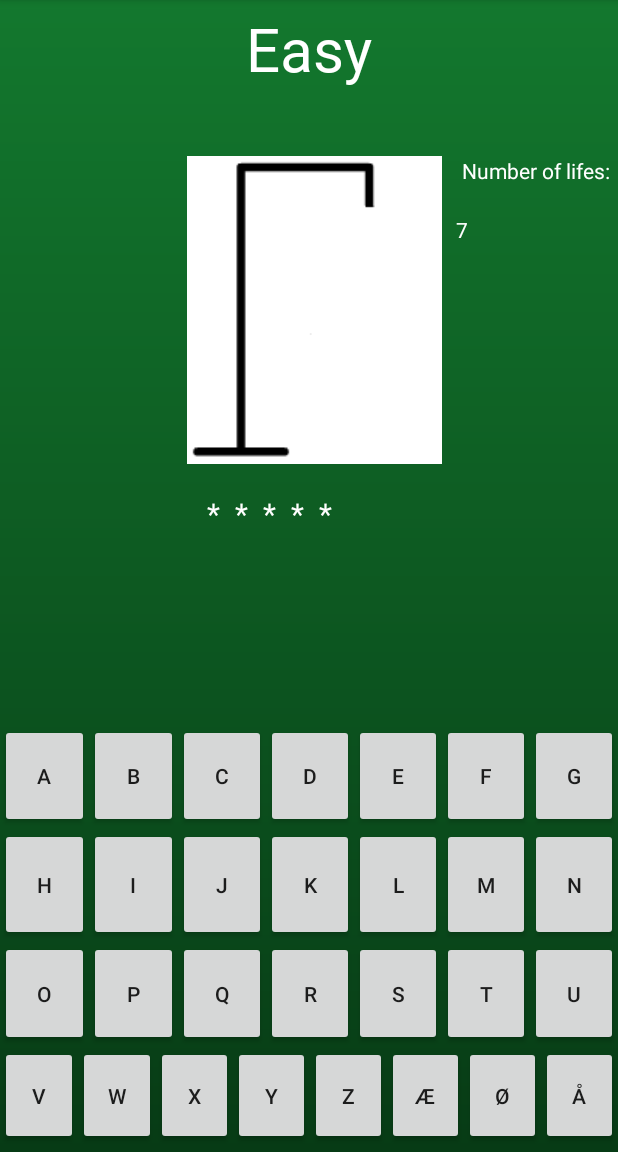
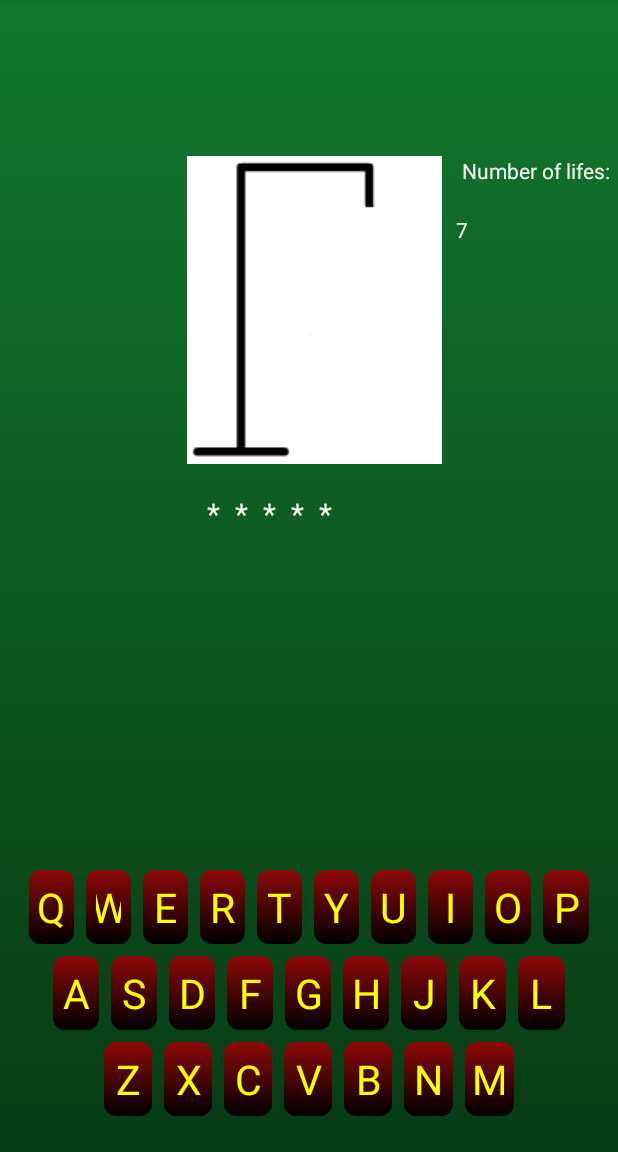
Before and after one commit to asamahayder/Galgespil_Aflevering, an Android app: the screen it shows after launch (Gameactivity), after a tap on "Easy", on a phone screen of 412 x 824 dp, the part 84-1236 px from its top. Run offline under Robolectric (Android 15) with nearby library versions, the phone set to English and light mode, and no system bars.

Commit message:
lavede qwerty keyboard færdigt

```diff
--- a/src/main/AndroidManifest.xml
+++ b/src/main/AndroidManifest.xml
@@ -11,8 +11,8 @@
         android:roundIcon="@mipmap/ic_launcher_round"
         android:supportsRtl="true"
         android:theme="@style/AppTheme">
-        <activity android:name=".Gameactivity"></activity>
-        <activity android:name=".MainActivity">
+        <activity android:name=".Gameactivity" android:screenOrientation="portrait"></activity>
+        <activity android:name=".MainActivity" android:screenOrientation="portrait">
             <intent-filter>
                 <action android:name="android.intent.action.MAIN" />
 
--- a/src/main/java/com/example/galgespil_aflevering/Galgelogik.java
+++ b/src/main/java/com/example/galgespil_aflevering/Galgelogik.java
@@ -107,7 +107,7 @@ public class Galgelogik {
       sidsteBogstavVarKorrekt = false;
       System.out.println("Bogstavet var IKKE korrekt: " + bogstav);
       antalForkerteBogstaver = antalForkerteBogstaver + 1;
-      if (antalForkerteBogstaver > 6) {
+      if (antalForkerteBogstaver == 6) {
         spilletErTabt = true;
       }
     }
--- a/src/main/java/com/example/galgespil_aflevering/Gameactivity.java
+++ b/src/main/java/com/example/galgespil_aflevering/Gameactivity.java
@@ -3,15 +3,22 @@ package com.example.galgespil_aflevering;
 import androidx.appcompat.app.AlertDialog;
 import androidx.appcompat.app.AppCompatActivity;
 
+import android.app.ActionBar;
 import android.content.DialogInterface;
 import android.content.Intent;
 import android.graphics.Color;
 import android.graphics.PorterDuff;
 import android.os.Bundle;
+import android.text.Layout;
+import android.util.TypedValue;
 import android.view.View;
+import android.view.ViewGroup;
 import android.widget.Button;
 import android.widget.EditText;
 import android.widget.ImageView;
+import android.widget.LinearLayout;
+import android.widget.TableLayout;
+import android.widget.TableRow;
 import android.widget.TextView;
 
 public class Gameactivity extends AppCompatActivity implements View.OnClickListener {
@@ -21,6 +28,11 @@ public class Gameactivity extends AppCompatActivity implements View.OnClickListe
     TextView brugteBogstaver;
     TextView numberOfLives;
     ImageView image;
+    LinearLayout linearLayout1;
+    LinearLayout linearLayout2;
+    LinearLayout linearLayout3;
+    LinearLayout linearLayout4;
+
     Galgelogik spil;
     EditText gætBogstavInputFelt;
     Button submit, buttonA, buttonB, buttonC, buttonD, buttonE, buttonF, buttonG, buttonH, buttonI, buttonJ, buttonK, buttonL, buttonM, buttonN, buttonO, buttonP, buttonQ, buttonR, buttonS, buttonT, buttonU, buttonV, buttonW, buttonX, buttonY, buttonZ, buttonÆ, buttonØ, buttonÅ;
@@ -39,13 +51,76 @@ public class Gameactivity extends AppCompatActivity implements View.OnClickListe
         brugteBogstaver = findViewById(R.id.brugteBogstaver);
         image = findViewById(R.id.grafik);
         numberOfLives = findViewById(R.id.numberOfLives);
+        linearLayout1 = findViewById(R.id.linearLayout1);
+        linearLayout2 = findViewById(R.id.linearLayout2);
+        linearLayout3 = findViewById(R.id.linearLayout3);
 
-        //TODO skulle dette med eller ej?
+        //TODO ting at spørge hjælpelære om: weightsum, clickevent, hentfraregneark
         submit.setVisibility(View.GONE);
         gætBogstavInputFelt.setVisibility(View.GONE);
         brugteBogstaver.setVisibility(View.GONE);
 
-        buttonA = findViewById(R.id.buttonA);
+        for (int i = 0; i < 26; i++) {
+            //Button button = new Button(this);
+            final TextView button = new TextView(this);
+            button.setBackgroundResource(R.drawable.rounded_buttons);
+            button.setOnClickListener(new View.OnClickListener() {
+                @Override
+                public void onClick(View v) {
+                    handleButtonClick(button);
+                }
+            });
+            button.setTextSize(TypedValue.COMPLEX_UNIT_SP,27);
+            button.setTextColor(Color.parseColor("yellow"));
+            button.setTextAlignment(View.TEXT_ALIGNMENT_CENTER);
+            LinearLayout.LayoutParams params = new LinearLayout.LayoutParams(0, ViewGroup.LayoutParams.WRAP_CONTENT);
+            params.weight = 1;
+            params.setMargins(6,6,6,6);
+            button.setPadding(10,10,10,10);
+            button.setLayoutParams(params);
+
+            //button.setWidth((int)TypedValue.applyDimension(TypedValue.COMPLEX_UNIT_DIP, 30, getResources().getDisplayMetrics()));
+            //button.setLayoutParams(new TableLayout.LayoutParams(ViewGroup.LayoutParams.WRAP_CONTENT, ViewGroup.LayoutParams.WRAP_CONTENT));
+            switch (i){
+                case 0: button.setText("Q"); break;
+                case 1: button.setText("W"); break;
+                case 2: button.setText("E"); break;
+                case 3: button.setText("R"); break;
+                case 4: button.setText("T"); break;
+                case 5: button.setText("Y"); break;
+                case 6: button.setText("U"); break;
+                case 7: button.setText("I"); break;
+                case 8: button.setText("O"); break;
+                case 9: button.setText("P"); break;
+                case 10: button.setText("A"); break;
+                case 11: button.setText("S"); break;
+                case 12: button.setText("D"); break;
+                case 13: button.setText("F"); break;
+                case 14: button.setText("G"); break;
+                case 15: button.setText("H"); break;
+                case 16: button.setText("J"); break;
+                case 17: button.setText("K"); break;
+                case 18: button.setText("L"); break;
+                case 19: button.setText("Z"); break;
+                case 20: button.setText("X"); break;
+                case 21: button.setText("C"); break;
+                case 22: button.setText("V"); break;
+                case 23: button.setText("B"); break;
+                case 24: button.setText("N"); break;
+                case 25: button.setText("M"); break;
+
+            }
+            if (i < 10){
+                linearLayout1.addView(button);
+            }else if (i < 19){
+                linearLayout2.addView(button);
+            }else{
+                linearLayout3.addView(button);
+            }
+        }
+
+//TODO overvej forloops, programatisk, modulo, gravity, weightsum, arrays, ingen vertikal
+        /*buttonA = findViewById(R.id.buttonA);
         buttonB = findViewById(R.id.buttonB);
         buttonC = findViewById(R.id.buttonC);
         buttonD = findViewById(R.id.buttonD);
@@ -70,15 +145,14 @@ public class Gameactivity extends AppCompatActivity implements View.OnClickListe
         buttonW = findViewById(R.id.buttonW);
         buttonX = findViewById(R.id.buttonX);
         buttonY = findViewById(R.id.buttonY);
-        buttonZ = findViewById(R.id.buttonZ);
-        buttonÆ = findViewById(R.id.buttonÆ);
-        buttonØ = findViewById(R.id.buttonØ);
-        buttonÅ = findViewById(R.id.buttonÅ);
+        buttonZ = findViewById(R.id.buttonZ);*/
+
 
 
         gameMode = findViewById(R.id.chosenMode);
+
         if (mode.equals("1")){
-            gameMode.setText(R.string.easy_mode);
+            //gameMode.setText(R.string.easy_mode);
             //HentOrdFraArkTask hentOrdFraArkTask = new HentOrdFraArkTask("1", spil);
             //hentOrdFraArkTask.execute();
             spil.hentOrdFraKode("1");
@@ -98,7 +172,7 @@ public class Gameactivity extends AppCompatActivity implements View.OnClickListe
         numberOfLives.setText("7");
         synligtOrd.setText(spil.getSynligtOrd());
         submit.setOnClickListener(this);
-        buttonA.setOnClickListener(this);
+        /*buttonA.setOnClickListener(this);
         buttonB.setOnClickListener(this);
         buttonC.setOnClickListener(this);
         buttonD.setOnClickListener(this);
@@ -126,7 +200,7 @@ public class Gameactivity extends AppCompatActivity implements View.OnClickListe
         buttonZ.setOnClickListener(this);
         buttonÆ.setOnClickListener(this);
         buttonØ.setOnClickListener(this);
-        buttonÅ.setOnClickListener(this);
+        buttonÅ.setOnClickListener(this);*/
     }
 
     /*@Override
@@ -141,7 +215,7 @@ public class Gameactivity extends AppCompatActivity implements View.OnClickListe
     //jeg kunne gøre dette med meget mindre kode vha et textfield, og en submit button. Og faktisk har jeg allerede skrevet kode for dette. Men denne måde ser bare mere cool ud.
     @Override
     public void onClick(View v) {
-        switch (v.getId()){
+        /*switch (v.getId()){
             case R.id.buttonA:
                 handleGuessV2(buttonA.getText().toString().toLowerCase());
                 buttonA.getBackground().setColorFilter(0xFF808080, PorterDuff.Mode.MULTIPLY);
@@ -259,6 +333,22 @@ public class Gameactivity extends AppCompatActivity implements View.OnClickListe
                 buttonÅ.getBackground().setColorFilter(0xFF808080, PorterDuff.Mode.MULTIPLY);
                 break;
 
+        }*/
+        handleLifePoints();
+        handleGameFinish();
+    }
+
+    public void handleButtonClick(TextView button){
+        String guess = button.getText().toString().toLowerCase();
+        handleGuessV2(guess);
+        if (spil.erSidsteBogstavKorrekt()){
+            button.setBackgroundResource(0);
+            //button.setBackgroundColor(Color.parseColor("transparent"));
+            button.setTextColor(Color.parseColor("green"));
+        }else{
+            button.setBackgroundResource(0);
+            //button.setBackgroundColor(Color.parseColor("transparent"));
+            button.setTextColor(Color.parseColor("red"));
         }
         handleLifePoints();
         handleGameFinish();
@@ -274,21 +364,22 @@ public class Gameactivity extends AppCompatActivity implements View.OnClickListe
 
     public void handleLifePoints(){
         if (!spil.erSidsteBogstavKorrekt()){
-            int numberOfLivesLeft = 7-spil.getAntalForkerteBogstaver();
+            int numberOfLivesLeft = 6-spil.getAntalForkerteBogstaver();
             String NOLstring = Integer.toString(numberOfLivesLeft);
             numberOfLives.setText(NOLstring);
             switch (spil.getAntalForkerteBogstaver()){
-                case 1: image.setImageResource(R.drawable.forkert2);
+                case 1: image.setImageResource(R.drawable.forkert1);
                     break;
-                case 2: image.setImageResource(R.drawable.forkert3);
+                case 2: image.setImageResource(R.drawable.forkert2);
                     break;
-                case 3: image.setImageResource(R.drawable.forkert4);
+                case 3: image.setImageResource(R.drawable.forkert3);
                     break;
-                case 4:
-                case 5:
-                case 6: image.setImageResource(R.drawable.forkert5);
+                case 4: image.setImageResource(R.drawable.forkert4);
                     break;
-                case 7: image.setImageResource(R.drawable.forkert6);
+                case 5: image.setImageResource(R.drawable.forkert5);
+                    break;
+                case 6: image.setImageResource(R.drawable.forkert6);
+                    break;
             }
         }
     }
--- /dev/null
+++ b/src/main/res/drawable/rounded_buttons.xml
@@ -0,0 +1,12 @@
+<?xml version="1.0" encoding="utf-8"?>
+
+<shape xmlns:android="http://schemas.android.com/apk/res/android">
+
+    <corners android:radius="8dp"/>
+    <gradient android:color="#482196"/>
+    <gradient
+        android:type="linear"
+        android:angle="270"
+        android:startColor="#8f0909"
+        android:endColor="#000000" />
+</shape>
--- /dev/null
+++ b/src/main/res/drawable/rounded_buttons_denied.xml
@@ -0,0 +1,4 @@
+<?xml version="1.0" encoding="utf-8"?>
+
+<shape xmlns:android="http://schemas.android.com/apk/res/android">
+</shape>
--- a/src/main/res/layout/activity_game.xml
+++ b/src/main/res/layout/activity_game.xml
@@ -4,6 +4,7 @@
     xmlns:tools="http://schemas.android.com/tools"
     android:layout_width="match_parent"
     android:layout_height="match_parent"
+    android:screenOrientation="portrait"
     android:background="@drawable/background_gradient"
     tools:context=".Gameactivity">
 
@@ -39,6 +40,7 @@
         android:inputType="textPersonName"
         android:textColor="@color/white"
         android:textColorHint="@color/white"
+        android:visibility="gone"
         app:layout_constraintStart_toStartOf="parent"
         app:layout_constraintTop_toBottomOf="@+id/synligtOrd" />
 
@@ -49,6 +51,7 @@
         android:layout_marginEnd="33dp"
         android:layout_marginBottom="20dp"
         android:text="@string/submit"
+        android:visibility="gone"
         app:layout_constraintBottom_toTopOf="@+id/linearLayout"
         app:layout_constraintEnd_toEndOf="parent" />
 
@@ -97,10 +100,50 @@
         app:layout_constraintTop_toBottomOf="@+id/lifes" />
 
     <LinearLayout
+        android:layout_width="match_parent"
+        android:layout_height="wrap_content"
+        android:orientation="vertical"
+        android:paddingBottom="20dp"
+        app:layout_constraintBottom_toBottomOf="parent">
+
+        <LinearLayout
+            android:id="@+id/linearLayout1"
+            android:layout_width="match_parent"
+            android:layout_height="wrap_content"
+            android:layout_gravity="center"
+            android:gravity="center"
+            android:orientation="horizontal"
+            android:weightSum="11"
+            />
+
+        <LinearLayout
+            android:id="@+id/linearLayout2"
+            android:layout_width="match_parent"
+            android:layout_height="wrap_content"
+            android:layout_gravity="center"
+            android:gravity="center"
+            android:orientation="horizontal"
+            android:weightSum="11"
+             />
+
+        <LinearLayout
+            android:id="@+id/linearLayout3"
+            android:layout_width="match_parent"
+            android:layout_height="wrap_content"
+            android:layout_gravity="center"
+            android:gravity="center"
+            android:orientation="horizontal"
+            android:weightSum="11"
+             />
+
+    </LinearLayout>
+
+    <LinearLayout
         android:id="@+id/linearLayout"
         android:layout_width="0dp"
         android:layout_height="285dp"
         android:orientation="vertical"
+        android:visibility="gone"
         app:layout_constraintBottom_toBottomOf="parent"
         app:layout_constraintEnd_toEndOf="parent"
         app:layout_constraintStart_toStartOf="parent">
```
Also changed, not shown: src/main/res/drawable/rounded_buttons_accepted.xml (added, +12 -0 lines), src/main/res/drawable-v24/forkert1.png (added).
